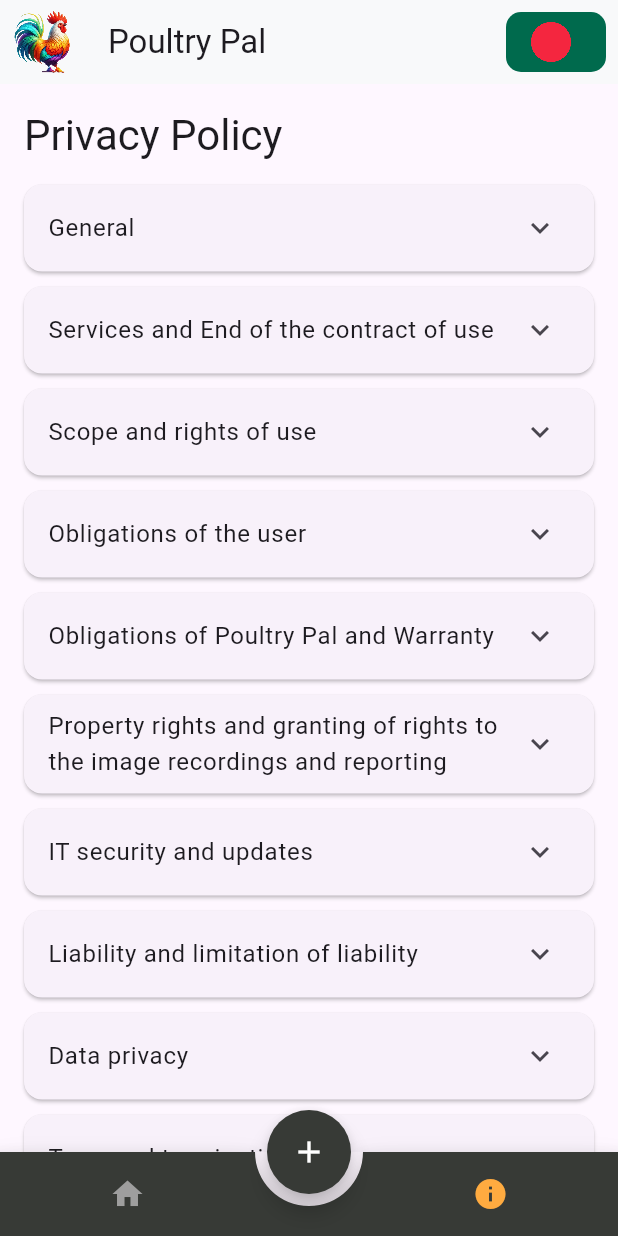
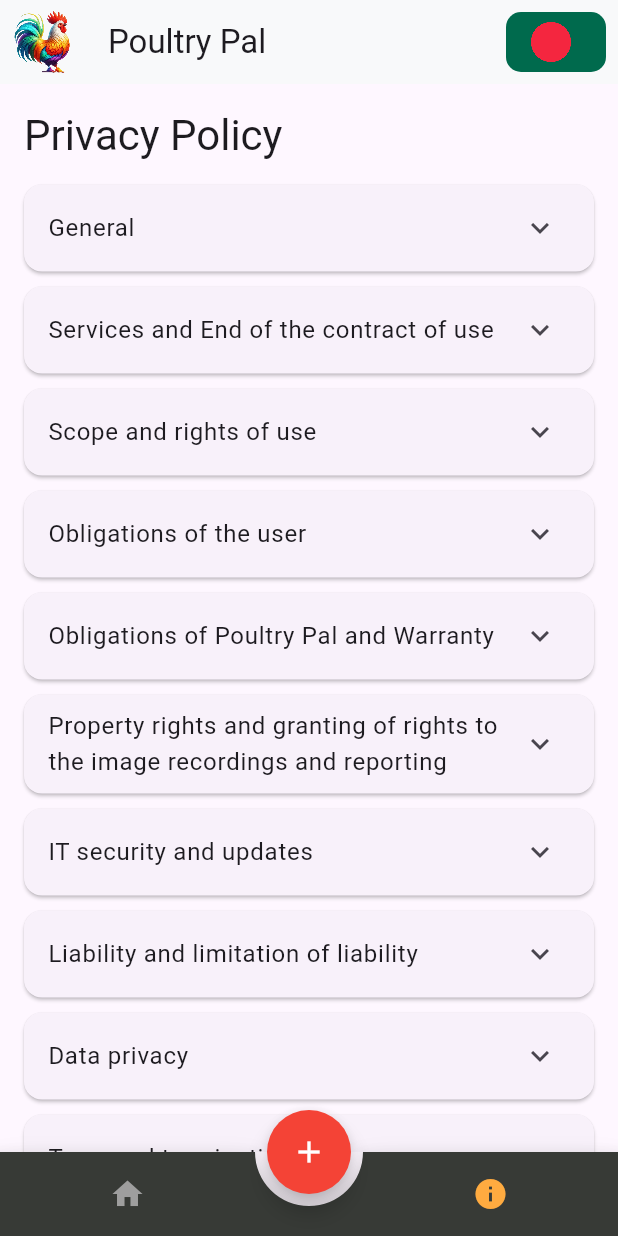
Before and after one commit to shahindiu16/poultrypal, a Flutter app: the screen it shows after launch, item 2 of the bottom bar chosen, on a phone screen of 412 x 824 dp. Run offline on Flutter 3.47's test engine with Material 3 defaults, Android fonts, the phone set to English and light mode, and no system bars; drawn by our look-alikes of animated_bottom_navigation_bar; our stand-ins replace firebase_core, firebase_messaging, flutter_local_notifications, google_mobile_ads, image_picker; missing offline and left inert: google_mlkit_image_labeling, pie_menu, tflite_flutter; accounts and stored records are empty; generated files the repository leaves out were written again.

Commit message:
pop up removed

```diff
--- a/lib/app.dart
+++ b/lib/app.dart
@@ -47,13 +47,15 @@ class _MyHomePageState extends State<MyHomePage> {
               onSelect: () => pickImage(context, ImageSource.camera),
               child: const Icon(Icons.camera), // Can be any widget
               buttonTheme: PieButtonTheme(
-                backgroundColor: Color(0xff373A36),
+                // backgroundColor: Color(0xff373A36),
+                backgroundColor: Colors.red,
                 iconColor: Colors.white,
               ),
             ),
             PieAction(
               buttonTheme: PieButtonTheme(
-                backgroundColor: Color(0xff373A36),
+                // backgroundColor: Color(0xff373A36),
+                backgroundColor: Colors.red,
                 iconColor: Colors.white,
               ),
               tooltip: const Text('file'),
@@ -62,7 +64,8 @@ class _MyHomePageState extends State<MyHomePage> {
             ),
           ],
           child: FloatingActionButton(
-              backgroundColor: Color(0xff373A36),
+              // backgroundColor: Color(0xff373A36),
+              backgroundColor: Colors.red,
               onPressed: null,
               shape: CircleBorder(),
               child: Icon(
@@ -89,25 +92,25 @@ class _MyHomePageState extends State<MyHomePage> {
   @override
   void initState() {
     super.initState();
-    Timer(Duration(seconds: 3), () {
-      showDialog(
-        context: context,
-        builder: (BuildContext context) {
-          return AlertDialog(
-            title: Text('Welcome!'),
-            content: Text('This is a welcome message.'),
-            actions: <Widget>[
-              TextButton(
-                onPressed: () {
-                  Navigator.of(context).pop();
-                },
-                child: Text('OK'),
-              ),
-            ],
-          );
-        },
-      );
-    });
+    // Timer(Duration(seconds: 3), () {
+    //   showDialog(
+    //     context: context,
+    //     builder: (BuildContext context) {
+    //       return AlertDialog(
+    //         title: Text('Welcome!'),
+    //         content: Text('This is a welcome message.'),
+    //         actions: <Widget>[
+    //           TextButton(
+    //             onPressed: () {
+    //               Navigator.of(context).pop();
+    //             },
+    //             child: Text('OK'),
+    //           ),
+    //         ],
+    //       );
+    //     },
+    //   );
+    // });
   }
 
   Future<void> pickImage(BuildContext context, ImageSource source) async {
```
